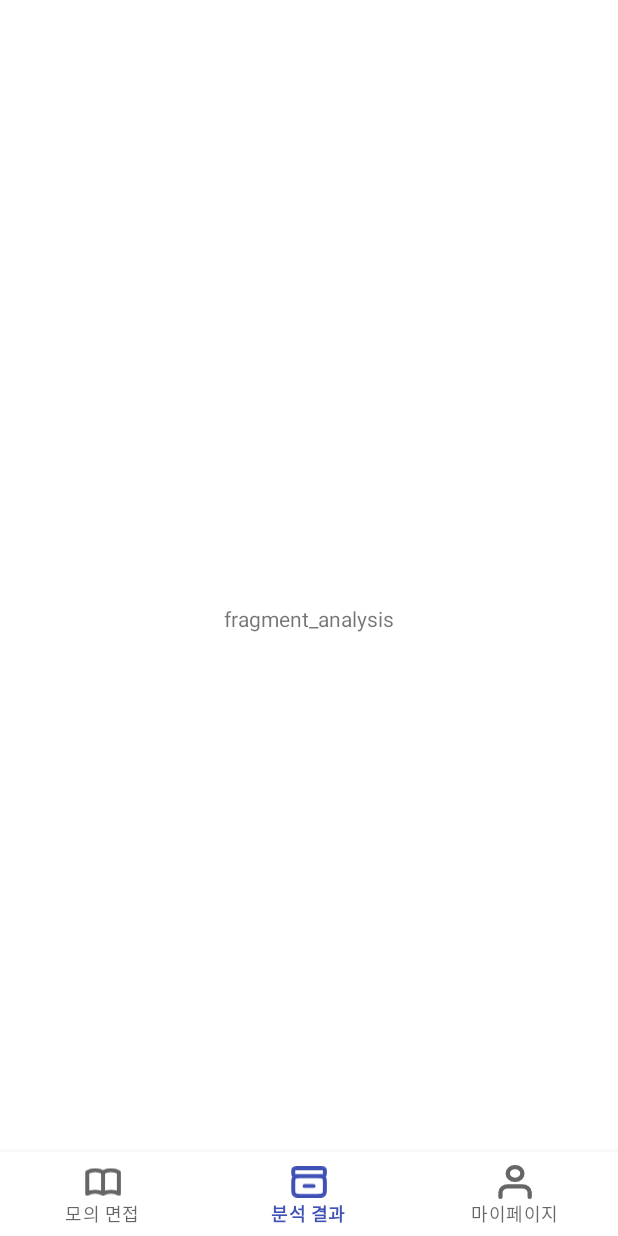
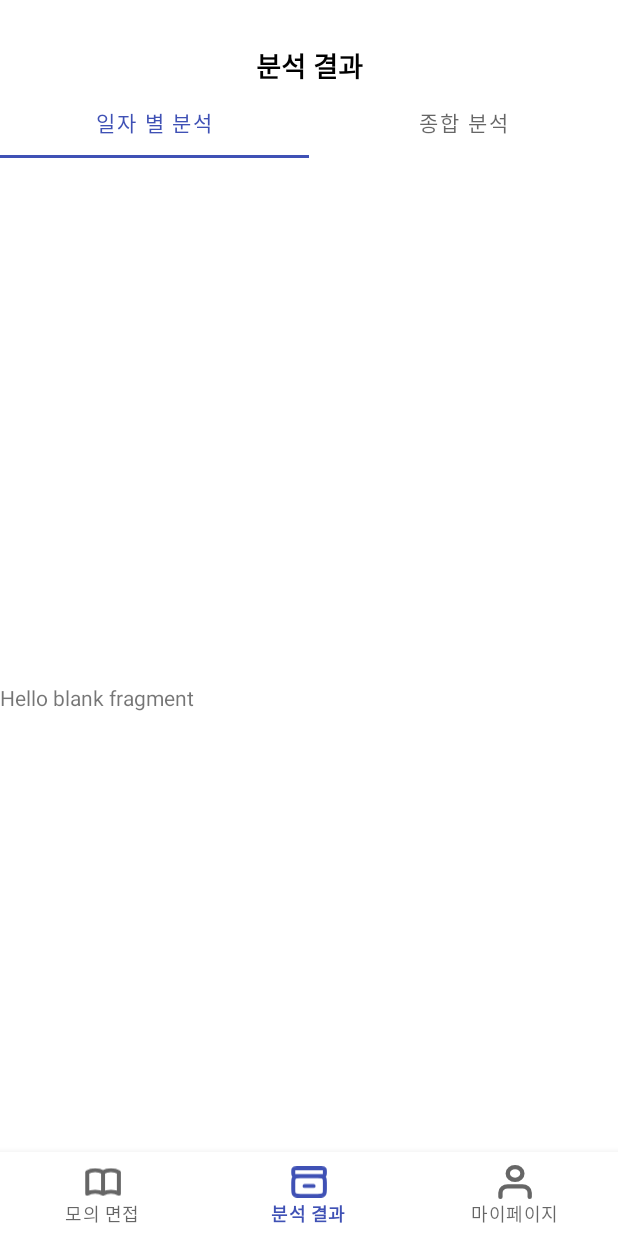
Before and after one commit to Interviewmate/Interviewmate-Android, an Android app: the AnalysisFragment screen opened through its navigation route, on a phone screen of 412 x 824 dp. Run offline under Robolectric (Android 15) with nearby library versions, the phone set to English and light mode, and no system bars; our stand-ins replace Dagger/Hilt's generated code, navigation-ui.

Commit message:
feat : 분석 결과 상단 tab 구현

```diff
--- a/presentation/src/main/java/com/example/presentation/ui/analysis/AnalysisFragment.kt
+++ b/presentation/src/main/java/com/example/presentation/ui/analysis/AnalysisFragment.kt
@@ -1,32 +1,42 @@
 package com.example.presentation.ui.analysis
 
-import androidx.lifecycle.ViewModelProvider
 import android.os.Bundle
-import androidx.fragment.app.Fragment
 import android.view.LayoutInflater
 import android.view.View
 import android.view.ViewGroup
+import androidx.fragment.app.Fragment
 import com.example.presentation.R
+import com.example.presentation.databinding.FragmentAnalysisBinding
+import com.google.android.material.tabs.TabLayoutMediator
 
 class AnalysisFragment : Fragment() {
+    private var _binding: FragmentAnalysisBinding? = null
+    private val binding: FragmentAnalysisBinding
+        get() = _binding!!
 
-    companion object {
-        fun newInstance() = AnalysisFragment()
-    }
-
-    private lateinit var viewModel: AnalysisViewModel
+    private lateinit var analysisViewModel: AnalysisViewModel
 
     override fun onCreateView(
         inflater: LayoutInflater, container: ViewGroup?,
         savedInstanceState: Bundle?
-    ): View? {
-        return inflater.inflate(R.layout.fragment_analysis, container, false)
+    ): View {
+        _binding = FragmentAnalysisBinding.inflate(layoutInflater)
+
+        return binding.root
     }
 
-    override fun onActivityCreated(savedInstanceState: Bundle?) {
-        super.onActivityCreated(savedInstanceState)
-        viewModel = ViewModelProvider(this).get(AnalysisViewModel::class.java)
-        // TODO: Use the ViewModel
+    override fun onViewCreated(view: View, savedInstanceState: Bundle?) {
+        super.onViewCreated(view, savedInstanceState)
+
+        binding.viewPager.adapter = AnalysisViewPagerAdapter(this)
+
+        val tabTitleList = listOf(
+            getString(R.string.date_analysis),
+            getString(R.string.total_analysis),
+        )
+
+        TabLayoutMediator(binding.tabLayout, binding.viewPager) { tab, position ->
+            tab.text = tabTitleList[position]
+        }.attach()
     }
-
 }
--- /dev/null
+++ b/presentation/src/main/java/com/example/presentation/ui/analysis/AnalysisViewPagerAdapter.kt
@@ -0,0 +1,17 @@
+package com.example.presentation.ui.analysis
+
+import androidx.fragment.app.Fragment
+import androidx.viewpager2.adapter.FragmentStateAdapter
+
+class AnalysisViewPagerAdapter(fragment: Fragment) : FragmentStateAdapter(fragment) {
+
+    val fragments: ArrayList<Fragment> = arrayListOf(
+        DateAnalysisFragment(),
+        TotalAnalysisFragment()
+    )
+
+    override fun getItemCount(): Int = fragments.size
+
+    override fun createFragment(position: Int): Fragment = fragments[position]
+
+}
--- /dev/null
+++ b/presentation/src/main/java/com/example/presentation/ui/analysis/DateAnalysisFragment.kt
@@ -0,0 +1,23 @@
+package com.example.presentation.ui.analysis
+
+import android.os.Bundle
+import android.view.LayoutInflater
+import android.view.View
+import android.view.ViewGroup
+import androidx.fragment.app.Fragment
+import com.example.presentation.databinding.FragmentDateAnalysisBinding
+
+class DateAnalysisFragment : Fragment() {
+    private var _binding: FragmentDateAnalysisBinding? = null
+    private val binding: FragmentDateAnalysisBinding
+        get() = _binding!!
+
+    override fun onCreateView(
+        inflater: LayoutInflater, container: ViewGroup?,
+        savedInstanceState: Bundle?
+    ): View {
+        _binding = FragmentDateAnalysisBinding.inflate(layoutInflater)
+
+        return binding.root
+    }
+}
--- /dev/null
+++ b/presentation/src/main/java/com/example/presentation/ui/analysis/TotalAnalysisFragment.kt
@@ -0,0 +1,24 @@
+package com.example.presentation.ui.analysis
+
+import android.os.Bundle
+import android.view.LayoutInflater
+import android.view.View
+import android.view.ViewGroup
+import androidx.fragment.app.Fragment
+import com.example.presentation.databinding.FragmentTotalAnalysisBinding
+
+class TotalAnalysisFragment : Fragment() {
+    private var _binding: FragmentTotalAnalysisBinding? = null
+    private val binding: FragmentTotalAnalysisBinding
+        get() = _binding!!
+
+    override fun onCreateView(
+        inflater: LayoutInflater, container: ViewGroup?,
+        savedInstanceState: Bundle?
+    ): View {
+        _binding = FragmentTotalAnalysisBinding.inflate(
+            layoutInflater
+        )
+        return binding.root
+    }
+}
--- a/presentation/src/main/res/layout/fragment_analysis.xml
+++ b/presentation/src/main/res/layout/fragment_analysis.xml
@@ -1,18 +1,66 @@
 <?xml version="1.0" encoding="utf-8"?>
 <androidx.constraintlayout.widget.ConstraintLayout xmlns:android="http://schemas.android.com/apk/res/android"
+    xmlns:app="http://schemas.android.com/apk/res-auto"
     xmlns:tools="http://schemas.android.com/tools"
     android:layout_width="match_parent"
     android:layout_height="match_parent"
-    xmlns:app="http://schemas.android.com/apk/res-auto"
     tools:context=".ui.analysis.AnalysisFragment">
 
-    <TextView
+    <androidx.constraintlayout.widget.Guideline
+        android:id="@+id/guideline_start"
         android:layout_width="wrap_content"
         android:layout_height="wrap_content"
-        android:text="fragment_analysis"
+        android:orientation="vertical"
+        app:layout_constraintGuide_begin="32dp" />
+
+    <androidx.constraintlayout.widget.Guideline
+        android:id="@+id/guideline_end"
+        android:layout_width="wrap_content"
+        android:layout_height="wrap_content"
+        android:orientation="vertical"
+        app:layout_constraintGuide_end="32dp" />
+
+    <androidx.constraintlayout.widget.Guideline
+        android:id="@+id/guideline_top"
+        android:layout_width="wrap_content"
+        android:layout_height="wrap_content"
+        android:orientation="horizontal"
+        app:layout_constraintGuide_begin="30dp" />
+
+    <androidx.constraintlayout.widget.Guideline
+        android:id="@+id/guideline_bottom"
+        android:layout_width="wrap_content"
+        android:layout_height="wrap_content"
+        android:orientation="horizontal"
+        app:layout_constraintGuide_end="30dp" />
+
+    <TextView
+        android:id="@+id/tv_header"
+        style="@style/title_text.medium"
+        android:layout_width="wrap_content"
+        android:layout_height="wrap_content"
+        android:text="@string/analysis_result"
+        app:layout_constraintEnd_toEndOf="@id/guideline_end"
+        app:layout_constraintStart_toStartOf="@id/guideline_start"
+        app:layout_constraintTop_toTopOf="@id/guideline_top" />
+
+    <com.google.android.material.tabs.TabLayout
+        android:id="@+id/tab_layout"
+        android:layout_width="0dp"
+        android:layout_height="wrap_content"
+        app:layout_constraintEnd_toEndOf="parent"
+        app:layout_constraintStart_toStartOf="parent"
+        app:layout_constraintTop_toBottomOf="@id/tv_header"
+        app:tabGravity="fill"
+        app:tabMode="fixed" />
+
+    <androidx.viewpager2.widget.ViewPager2
+        android:id="@+id/view_pager"
+        android:layout_width="wrap_content"
+        android:layout_height="wrap_content"
         app:layout_constraintBottom_toBottomOf="parent"
         app:layout_constraintEnd_toEndOf="parent"
         app:layout_constraintStart_toStartOf="parent"
-        app:layout_constraintTop_toTopOf="parent"/>
+        app:layout_constraintTop_toBottomOf="@id/tab_layout" />
 
 </androidx.constraintlayout.widget.ConstraintLayout>
--- /dev/null
+++ b/presentation/src/main/res/layout/fragment_date_analysis.xml
@@ -0,0 +1,14 @@
+<?xml version="1.0" encoding="utf-8"?>
+<FrameLayout xmlns:android="http://schemas.android.com/apk/res/android"
+    xmlns:tools="http://schemas.android.com/tools"
+    android:layout_width="match_parent"
+    android:layout_height="match_parent"
+    tools:context=".ui.analysis.DateAnalysisFragment">
+
+    <!-- TODO: Update blank fragment layout -->
+    <TextView
+        android:layout_width="match_parent"
+        android:layout_height="match_parent"
+        android:text="@string/hello_blank_fragment" />
+
+</FrameLayout>
--- /dev/null
+++ b/presentation/src/main/res/layout/fragment_total_analysis.xml
@@ -0,0 +1,14 @@
+<?xml version="1.0" encoding="utf-8"?>
+<FrameLayout xmlns:android="http://schemas.android.com/apk/res/android"
+    xmlns:tools="http://schemas.android.com/tools"
+    android:layout_width="match_parent"
+    android:layout_height="match_parent"
+    tools:context=".ui.analysis.TotalAnalysisFragment">
+
+    <!-- TODO: Update blank fragment layout -->
+    <TextView
+        android:layout_width="match_parent"
+        android:layout_height="match_parent"
+        android:text="@string/hello_blank_fragment" />
+
+</FrameLayout>
--- a/presentation/src/main/res/values/strings.xml
+++ b/presentation/src/main/res/values/strings.xml
@@ -47,4 +47,7 @@
     <string name="interview_notice">모의 면접 주의 사항</string>
     <string name="interview_notice_description">- 머리와 어깨가 같이 나올 수 있도록 각도를 조정해 주시길 바랍니다.\n - 허리와 어깨를 핀 바른 자세를 유지해 주시길 바랍니다.\n - 과도한 손동작은 어수선해 보일 수 있습니다.</string>
     <string name="go_to_home">홈으로 돌아가기</string>
+    <string name="analysis_result">분석 결과</string>
+    <string name="date_analysis">일자 별 분석</string>
+    <string name="total_analysis">종합 분석</string>
 </resources>
```
